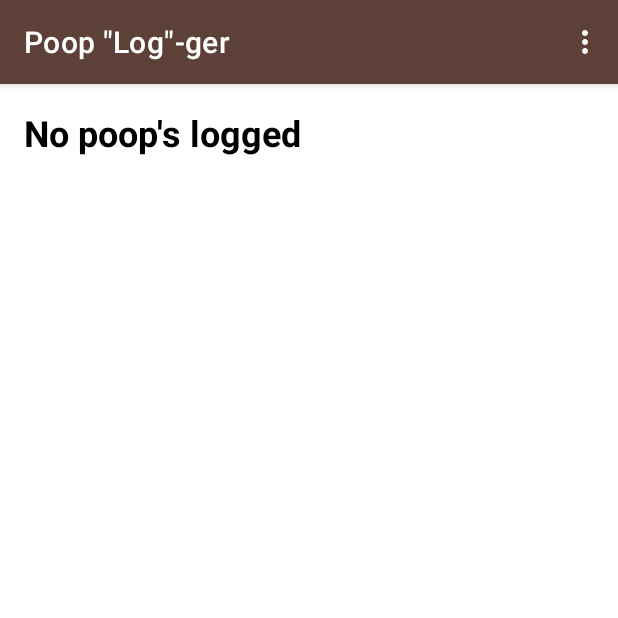
After one commit to curtbinder/PoopTime, an Android app: the fragment PoopHistoryFragment placed in its activity, on a phone screen of 412 x 824 dp, the top half of it. The commit adds this screen. Run offline under Robolectric (Android 15) with nearby library versions, the phone set to English and light mode, and no system bars.

Commit message:
Added more code
Added menu items
Added history list viewer
Log in database

```diff
--- a/app/build.gradle
+++ b/app/build.gradle
@@ -23,8 +23,9 @@ dependencies {
     implementation 'androidx.appcompat:appcompat:1.1.0'
     implementation 'com.google.android.material:material:1.1.0'
     implementation 'androidx.constraintlayout:constraintlayout:1.1.3'
+    implementation 'com.github.prolificinteractive:material-calendarview:2.0.0'
     implementation 'androidx.legacy:legacy-support-v4:1.0.0'
-    testImplementation 'junit:junit:4.12'
+    testImplementation 'junit:junit:4.13'
     androidTestImplementation 'androidx.test.ext:junit:1.1.1'
     androidTestImplementation 'androidx.test.espresso:espresso-core:3.2.0'
 }
--- a/app/src/main/AndroidManifest.xml
+++ b/app/src/main/AndroidManifest.xml
@@ -16,6 +16,12 @@
                 <category android:name="android.intent.category.LAUNCHER" />
             </intent-filter>
         </activity>
+
+        <provider
+            android:authorities="@string/db_authority"
+            android:name="info.curtbinder.pooptime.DBProvider"
+            android:exported="false"
+            android:syncable="true"/>
     </application>
 
 </manifest>
--- a/app/src/main/java/info/curtbinder/pooptime/DBCommands.java
+++ b/app/src/main/java/info/curtbinder/pooptime/DBCommands.java
@@ -1,16 +1,28 @@
 package info.curtbinder.pooptime;
 
+import android.content.ContentResolver;
+import android.content.ContentValues;
 import android.content.Context;
+import android.database.Cursor;
 import android.icu.text.SimpleDateFormat;
 import android.icu.util.Calendar;
+import android.net.Uri;
 
 import java.text.ParseException;
+import java.time.Duration;
+import java.time.LocalDate;
+import java.time.LocalDateTime;
+import java.time.format.DateTimeParseException;
+import java.time.temporal.ChronoUnit;
 import java.util.Date;
 
 public class DBCommands {
 
     final static long INVALID = -1;
     final static long ALREADY_LOGGED = -2;
+
+    final static Uri LATEST_URI = Uri.parse(DBProvider.CONTENT_URI + "/" + DBProvider.PATH_LATEST);
+    final static Uri MAIN_URI = Uri.parse(DBProvider.CONTENT_URI + "/" + DBProvider.PATH_MAIN);
 
     // Date format stored in DB
     public static SimpleDateFormat getDefaultDateFormat() {
@@ -30,6 +42,10 @@ public class DBCommands {
     public static String getDisplayDate(String sDate) {
         // Update format of date be 'Weekday, Month, DD, YYYY HH:MM AM|PM'
         String s = sDate;
+        if ( s.equals("Never") ) {
+            // if it's never, just return and don't try to parse
+            return s;
+        }
         try {
             // Parse the original date format from database
             SimpleDateFormat dftOriginal = getDefaultDateFormat();
@@ -47,26 +63,112 @@ public class DBCommands {
     }
 
     public static String getDaysSinceLastPoop(Context ctx) {
-        // TODO complete getDaysSinceLastPoop
-        return "42";
+        // Get last poop date
+        // Get current date
+        // Compute days between
+//        long days = 0;
+        LocalDateTime dateLastPoop = null;
+        LocalDateTime dateToday = null;
+        String lastPoopDate = getLastPoopDate(ctx);
+        String today = getDefaultDateFormat().format(Calendar.getInstance().getTime());
+        try {
+            dateLastPoop = LocalDateTime.parse(lastPoopDate);
+            dateToday = LocalDateTime.parse(today);
+        } catch (DateTimeParseException e) {
+            // ignore the parser error
+        }
+        Duration duration = Duration.ZERO;
+        if( (dateLastPoop != null) && (dateToday != null) ) {
+//            days = ChronoUnit.DAYS.between(dateLastPoop, dateToday);
+            duration = Duration.between(dateLastPoop, dateToday);
+        }
+        return Long.toString(duration.toDays());
+//        return Long.toString(days);
     }
 
     public static String getLastPoopDate(Context ctx) {
-        // TODO complete getLastPoopDate
-        return "Monday March 1, 2019 3:42 PM";
+        String sDate = "Never";
+        Cursor c = ctx.getContentResolver().query(LATEST_URI, null,
+                null,
+                null,
+                MainTable.COL_TIMESTAMP + " DESC");
+        if ( c != null ) {
+            if ( c.moveToFirst() ) {
+                sDate = c.getString(c.getColumnIndex(MainTable.COL_TIMESTAMP));
+            }
+            c.close();
+        }
+        return sDate;
+    }
+
+    public static String getLastPoopDisplayDate(Context ctx) {
+        return getDisplayDate(getLastPoopDate(ctx));
     }
 
     public static boolean isPoopLogged(Context ctx, String date) {
-        // TODO complete isPoopLogged
-        return false;
+        boolean fRet = false;
+        Cursor c = ctx.getContentResolver().query(MAIN_URI, null,
+                MainTable.COL_TIMESTAMP + " = ?",
+                new String[] {date}, null);
+        if ( c != null ) {
+            if (c.getCount() > 0) {
+                // logged
+                fRet = true;
+            }
+            c.close();
+        }
+        return fRet;
     }
 
     public static long logPoop(Context ctx, String date, int type, String notes) {
-        // TODO complete logPoop
         long lRet = INVALID;
         if (isPoopLogged(ctx, date)) {
             return ALREADY_LOGGED;
         }
+        ContentValues cv = new ContentValues();
+        cv.put(MainTable.COL_TIMESTAMP, date);
+        cv.put(MainTable.COL_TYPE, type);
+        cv.put(MainTable.COL_NOTES, notes);
+        Uri i = ctx.getContentResolver().insert(
+                DBCommands.MAIN_URI,
+                cv
+        );
+
+        String s = i.getLastPathSegment();
+        if (s.isEmpty() ) {
+            // failed to insert
+            return lRet;
+        }
+        lRet = Long.parseLong(s);
         return lRet;
     }
+
+    public static String getTypeStringFromInt(int type) {
+        switch (type) {
+            case 0:
+                return "Normal";
+            case 1:
+                return "Hard";
+            case 2:
+                return "Loose";
+        }
+        return "None";
+    }
+
+    public static int getTypeIntFromString(String type) {
+        int retVal;
+        switch(type) {
+            default:
+            case "Normal":
+                retVal = 0;
+                break;
+            case "Hard":
+                retVal = 1;
+                break;
+            case "Loose":
+                retVal = 2;
+                break;
+        }
+        return retVal;
+    }
 }
--- /dev/null
+++ b/app/src/main/java/info/curtbinder/pooptime/PoopHistoryFragment.java
@@ -0,0 +1,92 @@
+package info.curtbinder.pooptime;
+
+
+import android.database.Cursor;
+import android.os.Bundle;
+
+import androidx.annotation.NonNull;
+import androidx.annotation.Nullable;
+import androidx.cursoradapter.widget.CursorAdapter;
+import androidx.fragment.app.Fragment;
+import androidx.fragment.app.ListFragment;
+import androidx.loader.app.LoaderManager;
+import androidx.loader.content.CursorLoader;
+import androidx.loader.content.Loader;
+
+import android.util.Log;
+import android.view.LayoutInflater;
+import android.view.Menu;
+import android.view.MenuInflater;
+import android.view.View;
+import android.view.ViewGroup;
+import android.widget.AdapterView;
+import android.widget.ListAdapter;
+import android.widget.ListView;
+import android.widget.TextView;
+
+public class PoopHistoryFragment extends ListFragment
+    implements LoaderManager.LoaderCallbacks<Cursor> {
+
+    private static final String[] FROM = {
+            MainTable.COL_ID,
+            MainTable.COL_TIMESTAMP,
+            MainTable.COL_TYPE,
+            MainTable.COL_NOTES
+    };
+
+    @Nullable
+    @Override
+    public View onCreateView(@NonNull LayoutInflater inflater, @Nullable ViewGroup container, @Nullable Bundle savedInstanceState) {
+        setHasOptionsMenu(false);
+        View v = inflater.inflate(R.layout.fragment_list_poop, container, false);
+        ListView lv = v.findViewById(android.R.id.list);
+        lv.setOnItemLongClickListener(new AdapterView.OnItemLongClickListener() {
+            @Override
+            public boolean onItemLongClick(AdapterView<?> adapterView, View view, int pos, long id) {
+                // Prompt to delete the poop
+                Log.d("PoopList", "Long Click - pos: " + pos + ", id: " + id);
+                return false;
+            }
+        });
+        return v;
+    }
+
+    @Override
+    public void onActivityCreated(@Nullable Bundle savedInstanceState) {
+        super.onActivityCreated(savedInstanceState);
+        getLoaderManager().restartLoader(0, null, this);
+    }
+
+    @Override
+    public void onCreateOptionsMenu (Menu menu, MenuInflater inflater ) {
+        menu.clear();
+    }
+
+    @NonNull
+    @Override
+    public Loader<Cursor> onCreateLoader(int id, @Nullable Bundle args) {
+        Loader<Cursor> loader = null;
+        if (id == 0) {
+            loader = new CursorLoader(getActivity(), DBCommands.MAIN_URI, FROM,
+                    null, null,
+                    MainTable.COL_TIMESTAMP + " DESC");
+        }
+        return loader;
+    }
+
+    @Override
+    public void onLoadFinished(@NonNull Loader<Cursor> loader, Cursor data) {
+        ListAdapter adapter = getListAdapter();
+        if ( (adapter == null) || !(adapter instanceof CursorAdapter)) {
+            adapter = new PoopHistoryCursorAdaper(getActivity(), data, 0);
+            setListAdapter(adapter);
+        } else {
+            ((CursorAdapter) adapter).swapCursor(data);
+        }
+    }
+
+    @Override
+    public void onLoaderReset(@NonNull Loader<Cursor> loader) {
+        // on reset
+    }
+}
--- /dev/null
+++ b/app/src/main/res/layout/fragment_list_poop.xml
@@ -0,0 +1,22 @@
+<?xml version="1.0" encoding="utf-8"?>
+<LinearLayout xmlns:android="http://schemas.android.com/apk/res/android"
+    android:orientation="vertical"
+    android:layout_width="match_parent"
+    android:layout_height="match_parent">
+
+    <ListView
+        android:id="@android:id/list"
+        android:layout_width="match_parent"
+        android:layout_height="wrap_content"
+        android:longClickable="true"/>
+
+    <TextView
+        android:id="@android:id/empty"
+        android:layout_width="wrap_content"
+        android:layout_height="wrap_content"
+        android:paddingHorizontal="8dp"
+        android:paddingVertical="8dp"
+        android:text="@string/no_poop"
+        android:textAppearance="?attr/textAppearanceHeadline1" />
+
+</LinearLayout>
--- /dev/null
+++ b/app/src/main/res/menu/menu_main.xml
@@ -0,0 +1,18 @@
+<?xml version="1.0" encoding="utf-8"?>
+<menu xmlns:app="http://schemas.android.com/apk/res-auto"
+    xmlns:android="http://schemas.android.com/apk/res/android">
+
+    <item
+        android:id="@+id/action_history"
+        android:orderInCategory="100"
+        android:title="@string/history" />
+    <item
+        android:id="@+id/action_calendar"
+        android:orderInCategory="110"
+        android:title="@string/calendar" />
+    <item
+        android:id="@+id/action_about"
+        android:orderInCategory="999"
+        android:title="@string/about"
+        app:showAsAction="never" />
+</menu>
--- a/app/src/main/res/values/strings.xml
+++ b/app/src/main/res/values/strings.xml
@@ -1,5 +1,6 @@
 <resources>
-    <string name="app_name">Poop Logger</string>
+    <string name="app_name">Poop \"Log\"-ger</string>
+    <string name="db_authority">info.curtbinder.pooptime.provider</string>
     <string name="poop_label">Pooped?</string>
     <string name="now">Now</string>
     <string name="other">Other</string>
@@ -10,4 +11,8 @@
     <string name="quick_summary">Quick Summary:</string>
     <string name="days_since_label">Days Since Last Poop:</string>
     <string name="last_poop_label">Last Poop:</string>
+    <string name="no_poop">No poop\'s logged</string>
+    <string name="history">History</string>
+    <string name="about">About</string>
+    <string name="calendar">Calendar</string>
 </resources>
--- a/app/src/main/res/values/styles.xml
+++ b/app/src/main/res/values/styles.xml
@@ -9,6 +9,7 @@
         <item name="colorSecondary">@color/secondaryColor</item>
 
         <item name="textAppearanceHeadline1">@style/HeadlineOneAppearance</item>
+        <item name="textAppearanceHeadline2">@style/HeadlineTwoAppearance</item>
         <item name="textAppearanceBody1">@style/BodyOneAppearance</item>
     </style>
 
@@ -25,6 +26,10 @@
         <item name="android:textStyle">bold</item>
         <item name="android:textColor">@color/secondaryTextColor</item>
     </style>
+    <style name="HeadlineTwoAppearance" parent="@style/TextAppearance.MaterialComponents.Headline6">
+        <item name="android:textStyle">bold</item>
+        <item name="android:textColor">@color/secondaryTextColor</item>
+    </style>
     <style name="BodyOneAppearance" parent="@style/TextAppearance.MaterialComponents.Body1">
         <item name="android:textColor">@color/secondaryTextColor</item>
     </style>
--- a/build.gradle
+++ b/build.gradle
@@ -18,7 +18,7 @@ allprojects {
     repositories {
         google()
         jcenter()
-
+        maven { url 'https://jitpack.io' }
     }
 }
 
```
Also changed, not shown: app/src/main/java/info/curtbinder/pooptime/DBProvider.java (added, +133 -0 lines), app/src/main/java/info/curtbinder/pooptime/MainActivity.java (+44 -0 lines), app/src/main/java/info/curtbinder/pooptime/PoopFragment.java (+2 -15 lines), app/src/main/java/info/curtbinder/pooptime/PoopHistoryCursorAdaper.java (added, +52 -0 lines), app/src/main/res/layout/item_poop.xml (added, +49 -0 lines), 1 other file.
